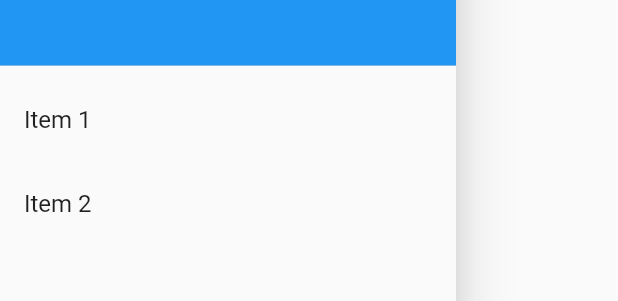
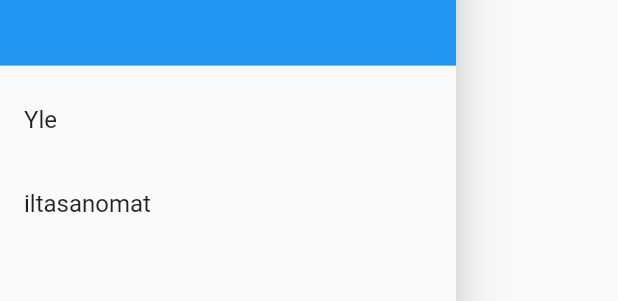
Before and after one commit to ProjectUselessApp/UselessApp, a Flutter app: the NavigationDrawerWidget widget shown alone on an empty page, opened directly, on a phone screen of 412 x 824 dp. Shown: the part 176-477 px from the top of the screen. Run offline on Flutter 3.47's test engine with Material 2 defaults, Android fonts, the light colour scheme and no system bars.

```diff
--- a/useless_app/lib/drawer.dart
+++ b/useless_app/lib/drawer.dart
@@ -2,7 +2,7 @@
 import 'package:url_launcher/url_launcher.dart';
 
 class NavigationDrawerWidget extends StatelessWidget {
-  final padding = EdgeInsets.symmetric(horizontal: 20, vertical: 20);
+  final padding = EdgeInsets.symmetric(horizontal: 20, vertical: 5);
   @override
   Widget build(BuildContext context) {
     return Drawer(
@@ -16,23 +16,26 @@
             child: Text('Drawer Header'),
           ),
           ListTile(
-            title: const Text('Item 1'),
+            title: const Text('Yle'),
             onTap: () async {
-              var url = "https://google.com/";
+              var url = "https://yle.fi/";
               if (await canLaunch(url)) {
                 await launch(url);
               } else {
-                throw "Failed to open LinkedIn";
+                throw "Failed to open yle";
               }
               Navigator.pop(context);
             },
           ),
           ListTile(
-            title: const Text('Item 2'),
-            onTap: () {
-              // Update the state of the app
-              // ...
-              // Then close the drawer
+            title: const Text('iltasanomat'),
+            onTap: () async {
+              var url = "https://iltasanomat.fi/";
+              if (await canLaunch(url)) {
+                await launch(url);
+              } else {
+                throw "Failed to open iltasanomat";
+              }
               Navigator.pop(context);
             },
           ),
```
Also changed, not shown: 1 other file.
